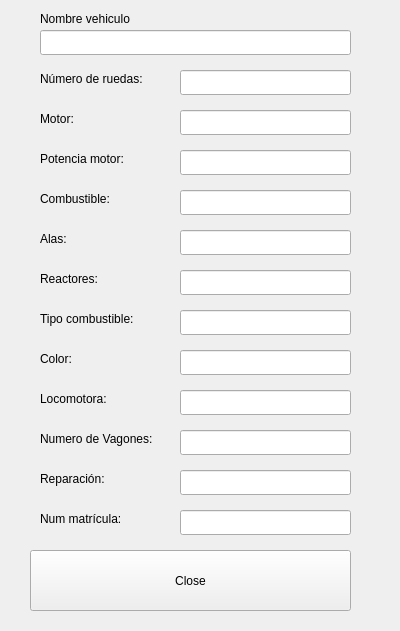
dcontt00/ac-practica2, file mostrarvehiculoui.ui: the form before one commit.
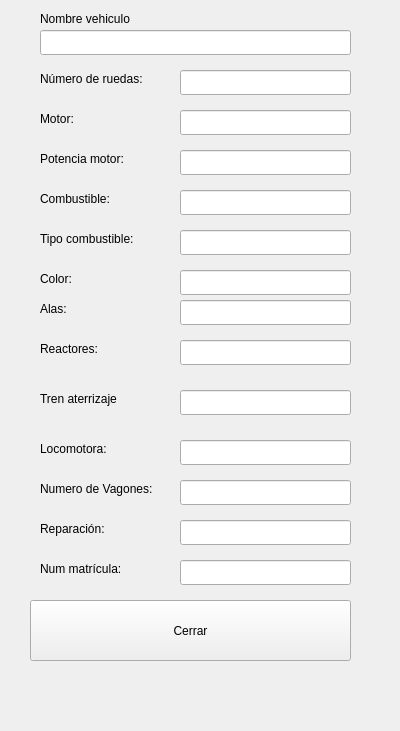
The form after the commit.

Commit message: Cambios menores en la ui

Patch:
```diff
--- a/mostrarvehiculoui.ui
+++ b/mostrarvehiculoui.ui
@@ -7,7 +7,7 @@
     <x>0</x>
     <y>0</y>
     <width>400</width>
-    <height>631</height>
+    <height>731</height>
    </rect>
   </property>
   <property name="windowTitle">
@@ -30,7 +30,7 @@
    <property name="geometry">
     <rect>
      <x>40</x>
-     <y>350</y>
+     <y>270</y>
      <width>67</width>
      <height>17</height>
     </rect>
@@ -85,7 +85,7 @@
    <property name="geometry">
     <rect>
      <x>40</x>
-     <y>310</y>
+     <y>230</y>
      <width>131</width>
      <height>17</height>
     </rect>
@@ -98,7 +98,7 @@
    <property name="geometry">
     <rect>
      <x>40</x>
-     <y>510</y>
+     <y>560</y>
      <width>131</width>
      <height>17</height>
     </rect>
@@ -111,7 +111,7 @@
    <property name="geometry">
     <rect>
      <x>40</x>
-     <y>470</y>
+     <y>520</y>
      <width>101</width>
      <height>17</height>
     </rect>
@@ -150,7 +150,7 @@
    <property name="geometry">
     <rect>
      <x>40</x>
-     <y>230</y>
+     <y>300</y>
      <width>67</width>
      <height>17</height>
     </rect>
@@ -163,7 +163,7 @@
    <property name="geometry">
     <rect>
      <x>40</x>
-     <y>270</y>
+     <y>340</y>
      <width>91</width>
      <height>17</height>
     </rect>
@@ -176,20 +176,20 @@
    <property name="geometry">
     <rect>
      <x>30</x>
-     <y>550</y>
+     <y>600</y>
      <width>321</width>
      <height>61</height>
     </rect>
    </property>
    <property name="text">
-    <string>Close</string>
+    <string>Cerrar</string>
    </property>
   </widget>
   <widget class="QLabel" name="label_9">
    <property name="geometry">
     <rect>
      <x>40</x>
-     <y>430</y>
+     <y>480</y>
      <width>171</width>
      <height>17</height>
     </rect>
@@ -202,7 +202,7 @@
    <property name="geometry">
     <rect>
      <x>40</x>
-     <y>390</y>
+     <y>440</y>
      <width>111</width>
      <height>17</height>
     </rect>
@@ -282,7 +282,7 @@
    <property name="geometry">
     <rect>
      <x>180</x>
-     <y>230</y>
+     <y>300</y>
      <width>171</width>
      <height>25</height>
     </rect>
@@ -298,7 +298,7 @@
    <property name="geometry">
     <rect>
      <x>180</x>
-     <y>270</y>
+     <y>340</y>
      <width>171</width>
      <height>25</height>
     </rect>
@@ -314,7 +314,7 @@
    <property name="geometry">
     <rect>
      <x>180</x>
-     <y>310</y>
+     <y>230</y>
      <width>171</width>
      <height>25</height>
     </rect>
@@ -330,7 +330,7 @@
    <property name="geometry">
     <rect>
      <x>180</x>
-     <y>350</y>
+     <y>270</y>
      <width>171</width>
      <height>25</height>
     </rect>
@@ -346,7 +346,7 @@
    <property name="geometry">
     <rect>
      <x>180</x>
-     <y>390</y>
+     <y>440</y>
      <width>171</width>
      <height>25</height>
     </rect>
@@ -362,7 +362,7 @@
    <property name="geometry">
     <rect>
      <x>180</x>
-     <y>430</y>
+     <y>480</y>
      <width>171</width>
      <height>25</height>
     </rect>
@@ -378,7 +378,7 @@
    <property name="geometry">
     <rect>
      <x>180</x>
-     <y>470</y>
+     <y>520</y>
      <width>171</width>
      <height>25</height>
     </rect>
@@ -394,7 +394,33 @@
    <property name="geometry">
     <rect>
      <x>180</x>
-     <y>510</y>
+     <y>560</y>
+     <width>171</width>
+     <height>25</height>
+    </rect>
+   </property>
+   <property name="readOnly">
+    <bool>true</bool>
+   </property>
+  </widget>
+  <widget class="QLabel" name="labelTrenAterrizaje">
+   <property name="geometry">
+    <rect>
+     <x>40</x>
+     <y>390</y>
+     <width>111</width>
+     <height>17</height>
+    </rect>
+   </property>
+   <property name="text">
+    <string>Tren aterrizaje</string>
+   </property>
+  </widget>
+  <widget class="QLineEdit" name="lineEdit">
+   <property name="geometry">
+    <rect>
+     <x>180</x>
+     <y>390</y>
      <width>171</width>
      <height>25</height>
     </rect>
```
Left out of the diff: 12 changed lines with no effect on the pictures. The commit also changes 5 other files.
